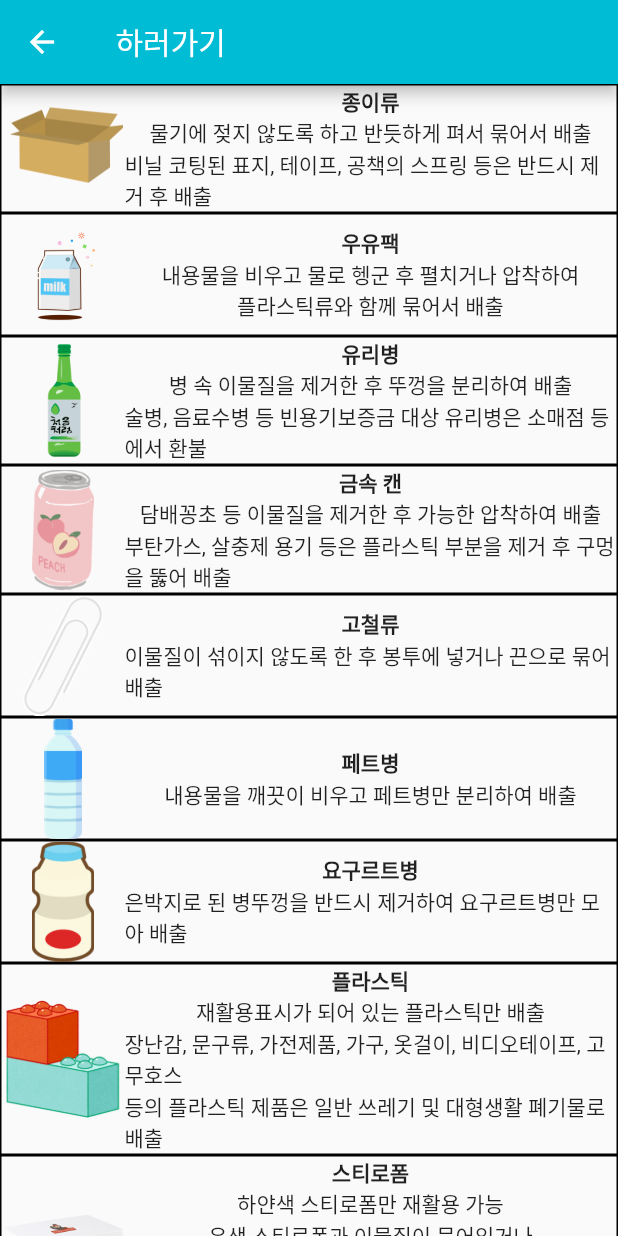
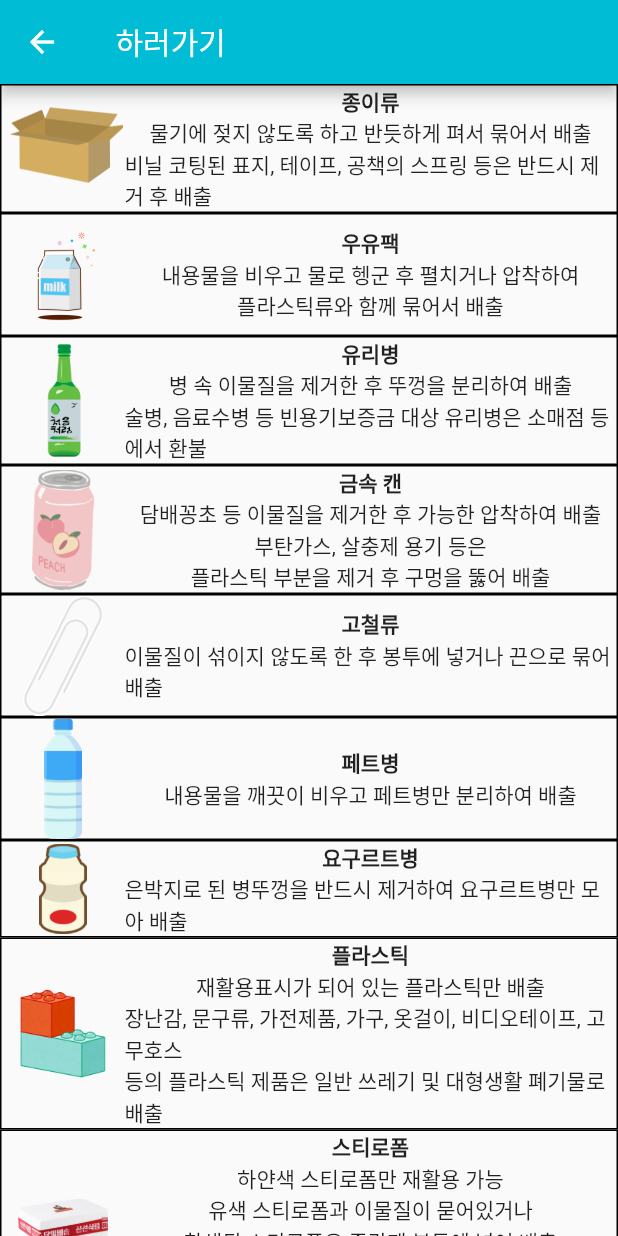
Before and after one commit to nub8p/2022-DisposableApp, a Flutter app: the MovementScreen2 screen opened directly, on a phone screen of 412 x 824 dp. Run offline on Flutter 3.47's test engine with Material 2 defaults, Android fonts, the phone set to English and light mode, and no system bars; our stand-ins replace image_picker.

Commit message:
분리수거 페이지 수정

```diff
--- a/lib/Screen/movementScreen2.dart
+++ b/lib/Screen/movementScreen2.dart
@@ -167,7 +167,8 @@ class MovementScreen2 extends StatelessWidget {
                                                             children: [
                                                               Text("금속 캔", style: TextStyle(fontWeight: FontWeight.bold),),
                                                               Text("담배꽁초 등 이물질을 제거한 후 가능한 압착하여 배출"),
-                                                              Text("부탄가스, 살충제 용기 등은 플라스틱 부분을 제거 후 구멍을 뚫어 배출")
+                                                              Text("부탄가스, 살충제 용기 등은"),
+                                                              Text("플라스틱 부분을 제거 후 구멍을 뚫어 배출"),
                                                             ]
                                                         ),
                                                       )
@@ -272,7 +273,7 @@ class MovementScreen2 extends StatelessWidget {
                                                   flex: 2,
                                                   child: Column(
                                                       children: [
-                                                        Image(height: 80, image: AssetImage("assets/images/yogurt.png"))
+                                                        Image(height: 60, image: AssetImage("assets/images/yogurt.png"))
                                                       ]
                                                   ),
                                                 ),
@@ -310,7 +311,7 @@ class MovementScreen2 extends StatelessWidget {
                                                         flex: 2,
                                                         child: Column(
                                                             children: [
-                                                              Image(height: 80, image: AssetImage("assets/images/plastic.png"))
+                                                              Image(height: 60, image: AssetImage("assets/images/plastic.png"))
                                                             ]
                                                         ),
                                                       ),
@@ -353,7 +354,7 @@ class MovementScreen2 extends StatelessWidget {
                                                         flex: 2,
                                                         child: Column(
                                                             children: [
-                                                              Image(width: 80, image: AssetImage("assets/images/styrofoam.png"))
+                                                              Image(width: 60, image: AssetImage("assets/images/styrofoam.png"))
                                                             ]
                                                         ),
                                                       ),
@@ -398,7 +399,7 @@ class MovementScreen2 extends StatelessWidget {
                                                         flex: 2,
                                                         child: Column(
                                                             children: [
-                                                              Image(height: 80, image: AssetImage("assets/images/vinyl.png"))
+                                                              Image(height: 60, image: AssetImage("assets/images/vinyl.png"))
                                                             ]
                                                         ),
                                                       ),
```
